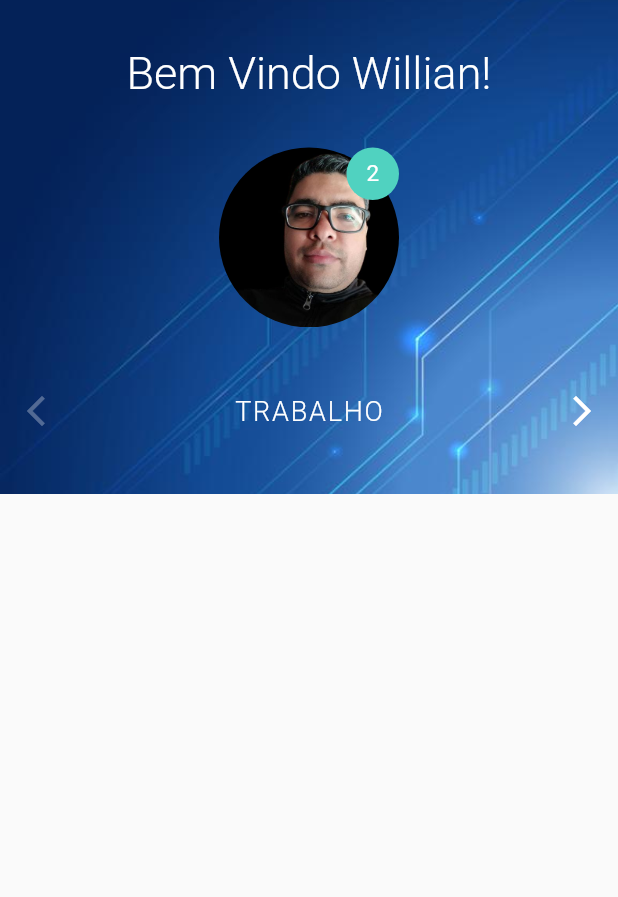
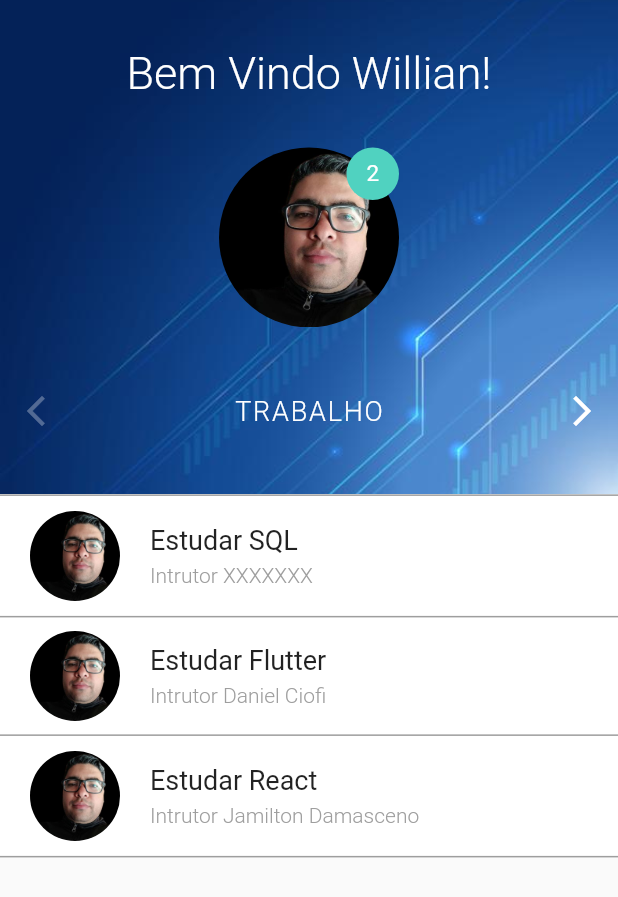
Before and after one commit to willianhsb/LoginFlutterAnima-o, a Flutter app: the screen it shows after launch, on a phone screen of 412 x 824 dp. Shown: the top 897 px of the screen. Run offline on Flutter 3.47's test engine with Material 2 defaults, Android fonts, the phone set to English and light mode, and no system bars.

Commit message:
240822-hom-top

```diff
--- /dev/null
+++ b/lib/screen/home/widgets/animated_list_view.dart
@@ -0,0 +1,38 @@
+import 'package:flutter/material.dart';
+
+import 'list_data.dart';
+
+class AnimatedListView extends StatelessWidget {
+
+
+  final Animation <EdgeInsets> listSlidePosition;
+
+  AnimatedListView({required this.listSlidePosition});
+
+  @override
+  Widget build(BuildContext context) {
+    return Stack(
+      alignment: Alignment.bottomCenter,
+      children: <Widget>[
+        ListData(
+          title: "Estudar Flutter",
+          subtitle: "Intrutor Daniel Ciofi",
+          image: AssetImage("images/perfil.jpg"),
+          margin: listSlidePosition.value * 1,
+        ),
+        ListData(
+          title: "Estudar React",
+          subtitle: "Intrutor Jamilton Damasceno",
+          image: AssetImage("images/perfil.jpg"),
+          margin: listSlidePosition.value * 0,
+        ),
+        ListData(
+          title: "Estudar SQL",
+          subtitle: "Intrutor XXXXXXX",
+          image: AssetImage("images/perfil.jpg"),
+          margin: listSlidePosition.value *2,
+        ),
+      ],
+    );
+  }
+}
--- /dev/null
+++ b/lib/screen/home/widgets/list_data.dart
@@ -0,0 +1,66 @@
+// ignore_for_file: prefer_const_constructors, prefer_const_literals_to_create_immutables
+
+import 'package:flutter/material.dart';
+
+class ListData extends StatelessWidget {
+  final String title;
+  final String subtitle;
+  final ImageProvider image;
+  final EdgeInsets margin;
+
+  ListData(
+      {required this.title,
+      required this.image,
+      required this.subtitle,
+      required this.margin});
+
+  @override
+  Widget build(BuildContext context) {
+    return Container(
+      margin: margin,
+      decoration: BoxDecoration(
+        //bordas da lista
+        color: Colors.white,
+        border: Border(
+            top: BorderSide(color: Colors.grey, width: 1.0),
+            bottom: BorderSide(color: Colors.grey, width: 1.0)),
+      ),
+      child: Row(
+        children: <Widget>[
+          Container(
+            margin: EdgeInsets.only(top: 10, bottom: 10, left: 20, right: 20),
+            width: 60,
+            height: 60,
+            decoration: BoxDecoration(
+              shape: BoxShape.circle,
+              image: DecorationImage(image: image),
+            ),
+          ),
+          Column(
+            crossAxisAlignment: CrossAxisAlignment.start,
+            children: <Widget>[
+              Text(
+                title,
+                style: TextStyle(
+                  fontSize: 18,
+                  fontWeight: FontWeight.w400,
+                ),
+              ),
+              SizedBox(
+                height: 5,
+              ),
+              Text(
+                subtitle,
+                style: TextStyle(
+                  fontSize: 14,
+                  color: Colors.grey,
+                  fontWeight: FontWeight.w300,
+                ),
+              )
+            ],
+          ),
+        ],
+      ),
+    );
+  }
+}
--- a/lib/screen/home/widgets/stagger_animation.dart
+++ b/lib/screen/home/widgets/stagger_animation.dart
@@ -1,7 +1,8 @@
-// ignore_for_file: use_key_in_widget_constructors, prefer_const_constructors_in_immutables
+// ignore_for_file: use_key_in_widget_constructors, prefer_const_constructors_in_immutables, prefer_const_constructors
 
 import 'package:flutter/material.dart';
 
+import 'animated_list_view.dart';
 import 'home_top.dart';
 
 class StaggerAnimation extends StatelessWidget {
@@ -11,9 +12,24 @@
       : containerGrow = CurvedAnimation(
           parent: controller,
           curve: Curves.ease,
+        ),
+        listSlidePosition = EdgeInsetsTween(
+          begin: EdgeInsets.only(bottom: 0),
+          end: EdgeInsets.only(bottom: 80),
+        ).animate(
+          CurvedAnimation(
+            parent: controller,
+            curve: Interval(
+              //porcentagem de tempo das animações
+              0.325, //32% de 2 segundos que é o tempo da animação.
+              0.8, //80% de 2 segundos que é o tempo da animação.
+              curve: Curves.ease,
+            ),
+          ),
         );
 
   final Animation<double> containerGrow;
+  final Animation<EdgeInsets> listSlidePosition;
 
   Widget _buildAnimation(BuildContext context, Widget? child) {
     return ListView(
@@ -21,6 +37,9 @@
       children: <Widget>[
         HomeTop(
           containerGrow: containerGrow,
+        ),
+        AnimatedListView(
+          listSlidePosition: listSlidePosition,
         ),
       ],
     );
```
